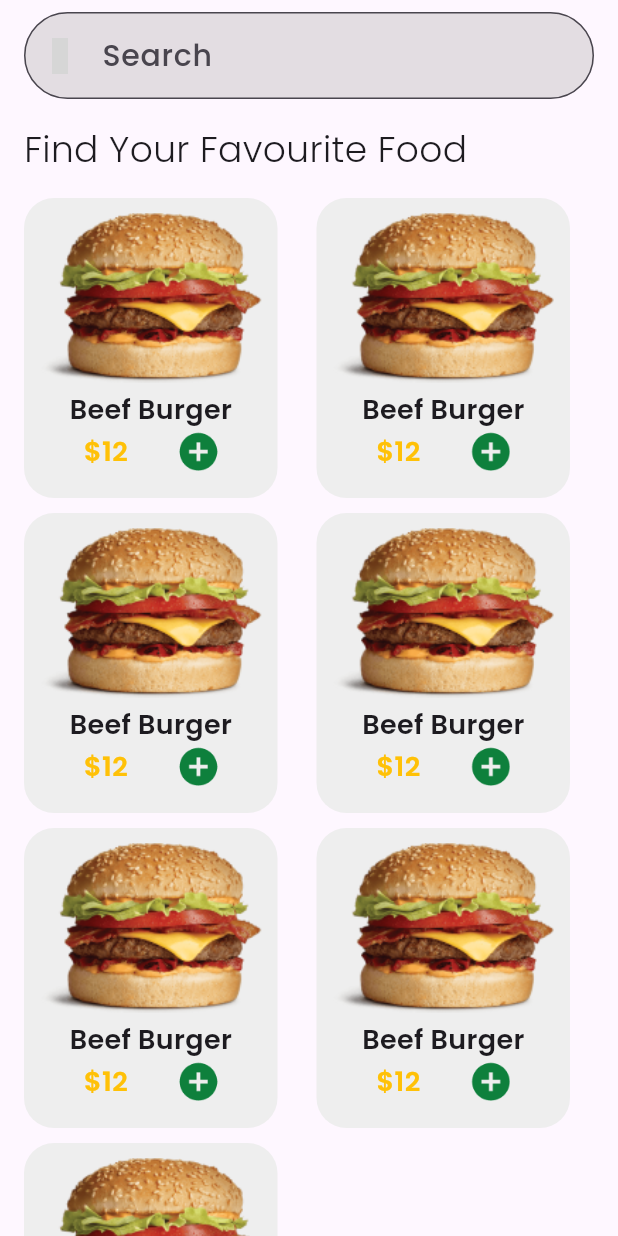
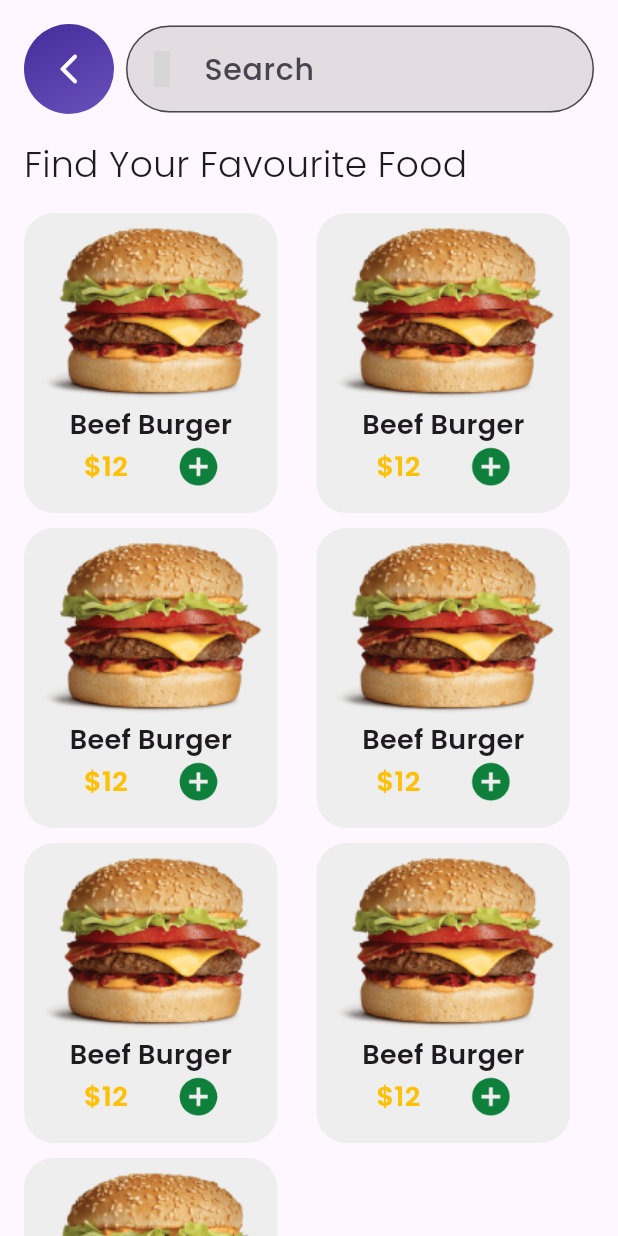
Before and after one commit to musharrafhamraz/FoodApp-Flutter, a Flutter app: the SearchScreen screen opened directly, on a phone screen of 412 x 824 dp. Run offline on Flutter 3.47's test engine with Material 3 defaults, Android fonts, the light colour scheme and no system bars; our stand-ins replace gap, iconsax; grey boxes are pictures that could not be loaded.

Commit message:
completed the design part.

```diff
--- a/lib/screens/product_detail_screen.dart
+++ b/lib/screens/product_detail_screen.dart
@@ -55,7 +55,7 @@ class ProductDetailScreen extends StatelessWidget {
                               .withOpacity(0.08), // Shadow color with opacity
                           spreadRadius: 8, // How much the shadow spreads
                           blurRadius: 12, // Softness of the shadow
-                          offset: const Offset(4, 4), // Offset for X and Y
+                          offset: const Offset(1, 4), // Offset for X and Y
                         ),
                       ]),
                   child: Transform.rotate(
--- a/lib/screens/search_screen.dart
+++ b/lib/screens/search_screen.dart
@@ -1,8 +1,10 @@
 import 'package:flutter/material.dart';
+import 'package:foodappclone/provider/bottom_navigation_index_provider.dart';
 import 'package:foodappclone/widgets/product_component.dart';
 import 'package:foodappclone/widgets/search_field.dart';
 import 'package:foodappclone/widgets/title_text.dart';
 import 'package:gap/gap.dart';
+import 'package:provider/provider.dart';
 
 class SearchScreen extends StatefulWidget {
   const SearchScreen({super.key});
@@ -14,14 +16,41 @@ class SearchScreen extends StatefulWidget {
 class _SearchScreenState extends State<SearchScreen> {
   @override
   Widget build(BuildContext context) {
+    final indexProvider = Provider.of<BottomNavigationIndexProvider>(context);
     return Scaffold(
       body: SafeArea(
         child: Padding(
-          padding: const EdgeInsets.only(top: 8.0, left: 16.0, right: 16.0),
+          padding: const EdgeInsets.only(top: 16.0, left: 16.0, right: 16.0),
           child: Column(
             crossAxisAlignment: CrossAxisAlignment.start,
             children: [
-              const SearchField(),
+              Row(
+                children: [
+                  GestureDetector(
+                    onTap: () => indexProvider.setValueToZero(),
+                    child: Container(
+                      height: 60,
+                      width: 60,
+                      decoration: BoxDecoration(
+                        borderRadius: BorderRadius.circular(30.0),
+                        gradient: const LinearGradient(
+                            colors: [
+                              Color.fromRGBO(70, 43, 156, 1),
+                              Color.fromRGBO(100, 74, 181, 1),
+                            ],
+                            begin: Alignment.topLeft,
+                            end: Alignment.bottomCenter),
+                      ),
+                      child: const Icon(
+                        Icons.arrow_back_ios_new_rounded,
+                        color: Colors.white,
+                      ),
+                    ),
+                  ),
+                  const Gap(8.0),
+                  const Expanded(flex: 8, child: SearchField()),
+                ],
+              ),
               const Gap(16.0),
               const TitleText(
                 text: 'Find Your Favourite Food',
```
Also changed, not shown: lib/screens/main_screen.dart (+1 -9 lines), lib/screens/profile_screen.dart (+128 -1 lines).
